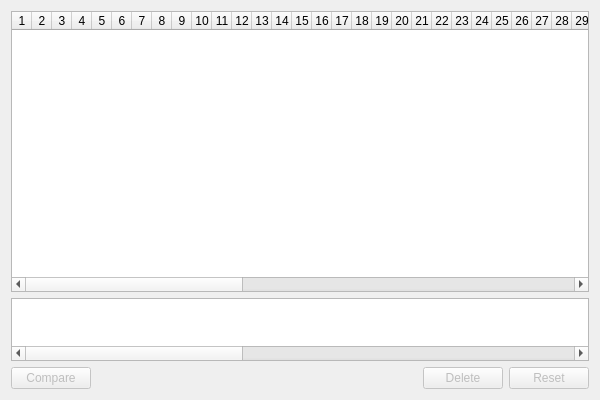
The window that genomecomparison.ui (marksutton/EvoSim) describes before a commit, drawn with Qt 5.
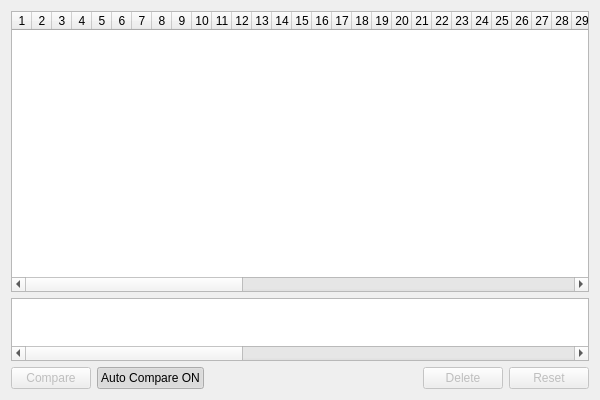
The same window after the commit.

Commit message: Added "Auto Compare Button" and removed qDebug()

What changed in the file:
```diff
--- a/genomecomparison.ui
+++ b/genomecomparison.ui
@@ -246,7 +246,7 @@
     </widget>
    </item>
    <item>
-    <layout class="QHBoxLayout" name="horizontalLayout" stretch="0,0,0,0">
+    <layout class="QHBoxLayout" name="horizontalLayout" stretch="0,0,0,0,0">
      <property name="sizeConstraint">
       <enum>QLayout::SetMinimumSize</enum>
      </property>
@@ -260,6 +260,19 @@
        </property>
       </widget>
      </item>
+     <item>
+      <widget class="QPushButton" name="autoButton">
+       <property name="text">
+        <string>Auto Compare ON</string>
+       </property>
+       <property name="checkable">
+        <bool>true</bool>
+       </property>
+       <property name="checked">
+        <bool>true</bool>
+       </property>
+      </widget>
+     </item>
      <item>
       <spacer name="horizontalSpacer">
        <property name="orientation">
```
The commit also changes 2 other files.
